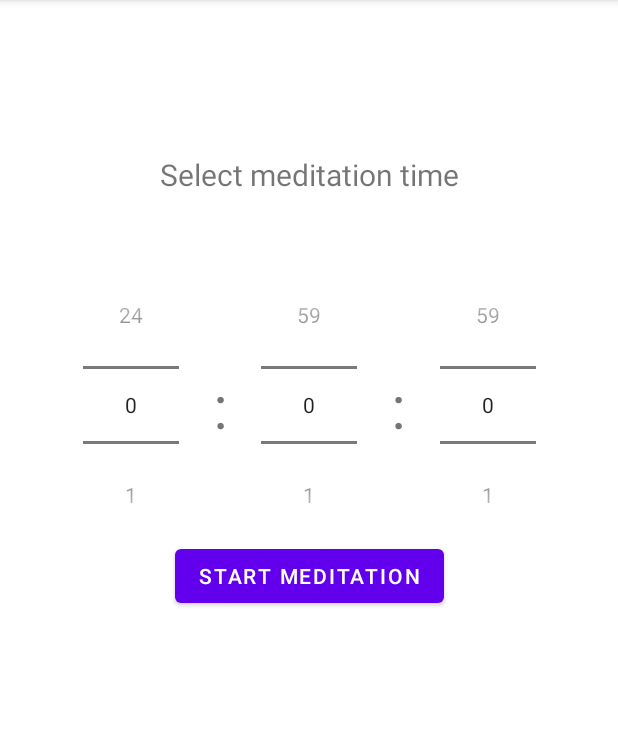
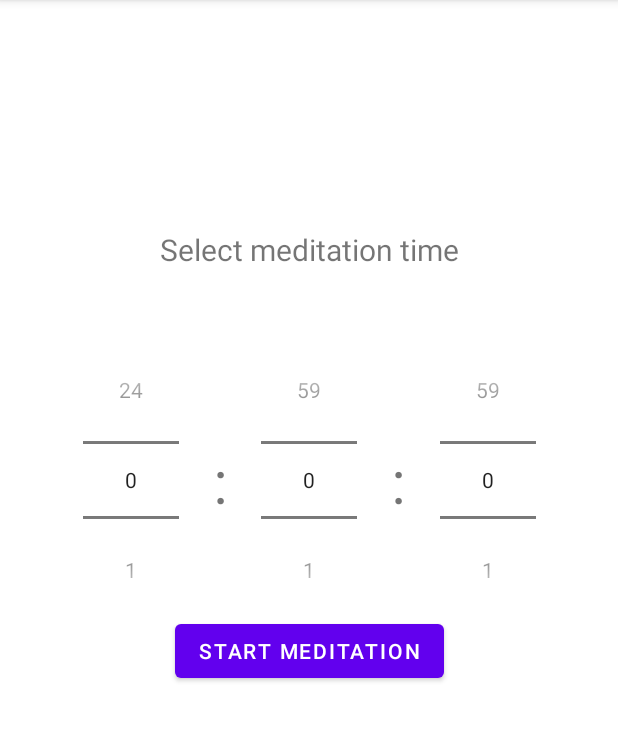
Before and after one commit to zer-ki/JustMeditate, an Android app: the screen it shows after launch (MainActivity), on a phone screen of 412 x 824 dp, the part 84-825 px from its top. Run offline under Robolectric (Android 15) with nearby library versions, the light colour scheme and no system bars.

Commit message:
Fix the margin

```diff
--- a/app/src/main/res/layout/activity_main.xml
+++ b/app/src/main/res/layout/activity_main.xml
@@ -42,6 +42,7 @@
         android:layout_width="wrap_content"
         android:layout_height="wrap_content"
         android:text="Start meditation"
+        android:layout_marginTop="100dp"
         app:layout_constraintTop_toTopOf="parent"
         app:layout_constraintBottom_toBottomOf="parent"
         app:layout_constraintStart_toStartOf="parent"
```
